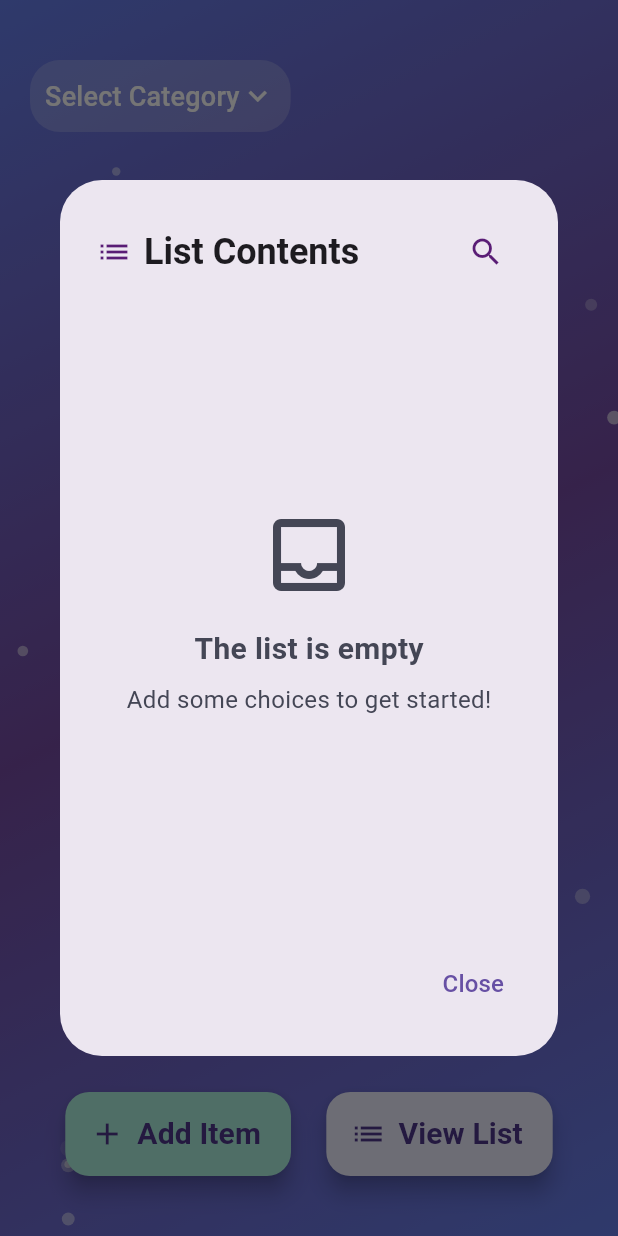
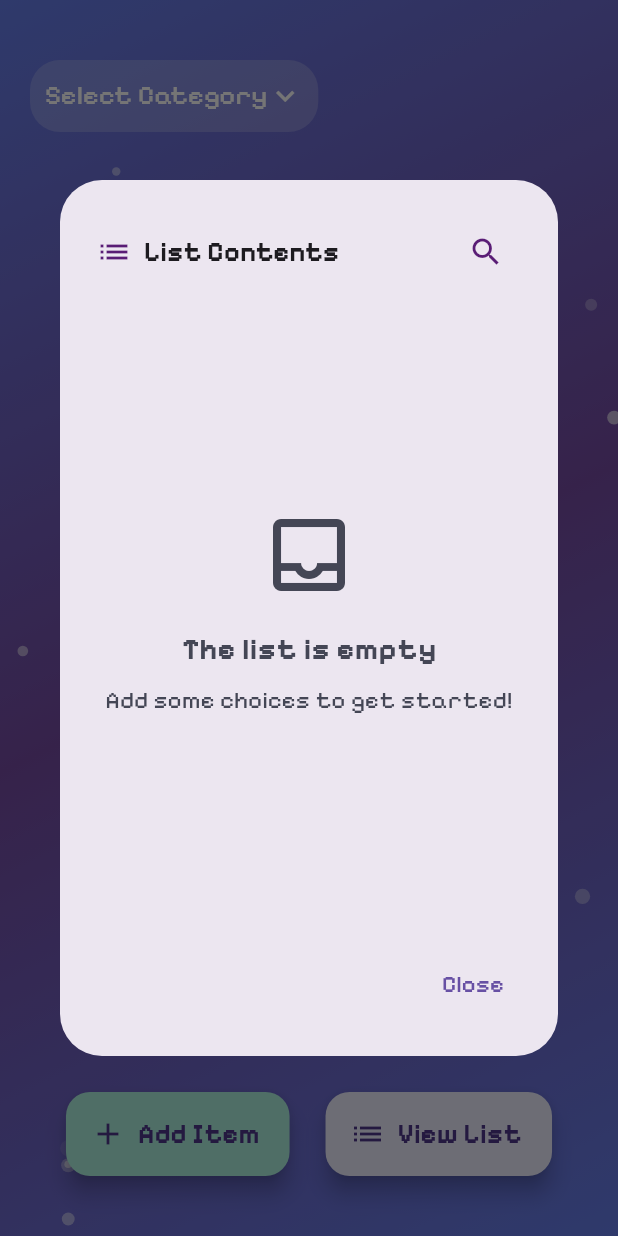
Before and after one commit to Feriel080/RandomChoice, a Flutter app: the screen it shows after launch, after a tap on "View List", on a phone screen of 412 x 824 dp. Run offline on Flutter 3.47's test engine with Material 3 defaults, Android fonts, the phone set to English and light mode, and no system bars; our stand-ins replace logger, shared_preferences; Roboto replaces fonts that are missing (Caveat).

Commit message:
changing font type and size

```diff
--- a/lib/main.dart
+++ b/lib/main.dart
@@ -21,7 +21,7 @@ class RandomChoiceGameApp extends StatelessWidget {
       title: 'Random Choice',
       theme: ThemeData(
         primarySwatch: Colors.purple,
-        fontFamily: 'Caveat',
+        fontFamily: 'Pixelify Sans',
         visualDensity: VisualDensity.adaptivePlatformDensity,
       ),
       home: _shouldShowSplash() ? const SplashScreen() : const GameScreen(),
--- a/lib/screens/game_screen.dart
+++ b/lib/screens/game_screen.dart
@@ -418,7 +418,7 @@ class _GameScreenState extends State<GameScreen> with TickerProviderStateMixin {
                           'Add Item',
                           style: TextStyle(
                             fontWeight: FontWeight.bold,
-                            fontSize: 20,
+                            fontSize: 18,
                           ),
                         ),
                         backgroundColor: const Color.fromARGB(
@@ -450,7 +450,7 @@ class _GameScreenState extends State<GameScreen> with TickerProviderStateMixin {
                           'View List',
                           style: TextStyle(
                             fontWeight: FontWeight.bold,
-                            fontSize: 20,
+                            fontSize: 18,
                           ),
                         ),
                         backgroundColor: const Color(0xFFedeeff),
--- a/lib/widgets/choice_list_dialog.dart
+++ b/lib/widgets/choice_list_dialog.dart
@@ -249,7 +249,9 @@ class _ChoiceListDialogState extends State<ChoiceListDialog>
           if (!_isSearching) ...[
             const Text(
               'List Contents',
-              style: TextStyle(fontWeight: FontWeight.bold),
+              style: TextStyle(
+                fontSize: 18,
+                fontWeight: FontWeight.bold),
             ),
             const Spacer(),
             IconButton(
```
Also changed, not shown: pubspec.yaml (+5 -2 lines), assets/fonts/PixelifySans-VariableFont_wght.ttf (added).
